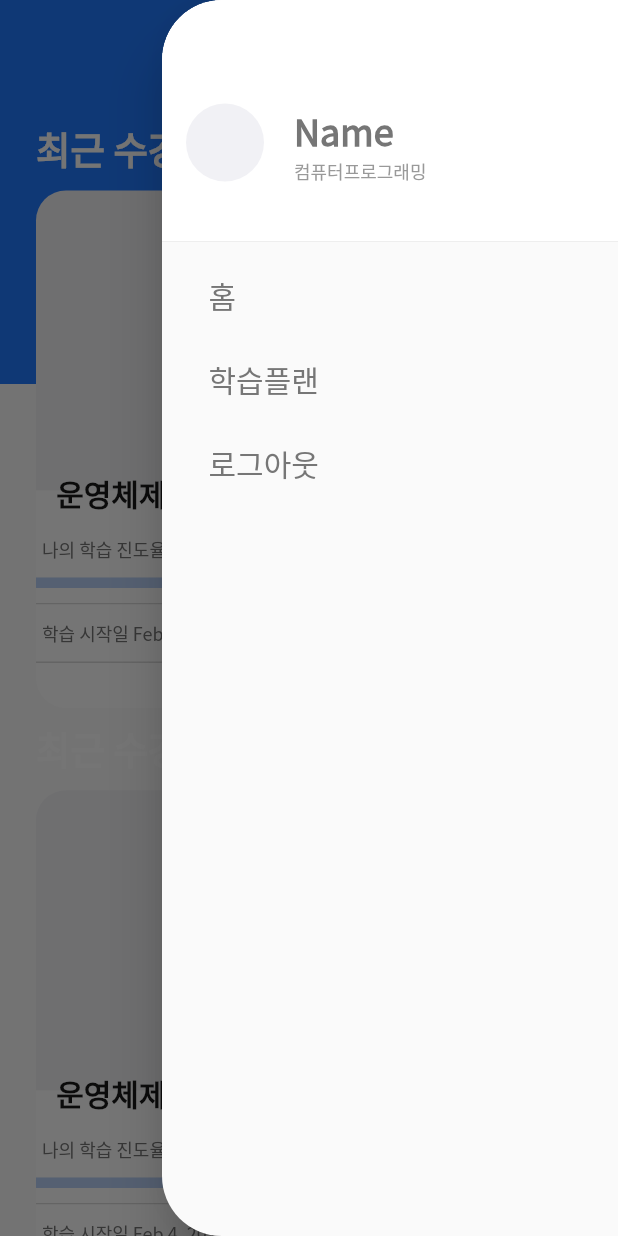
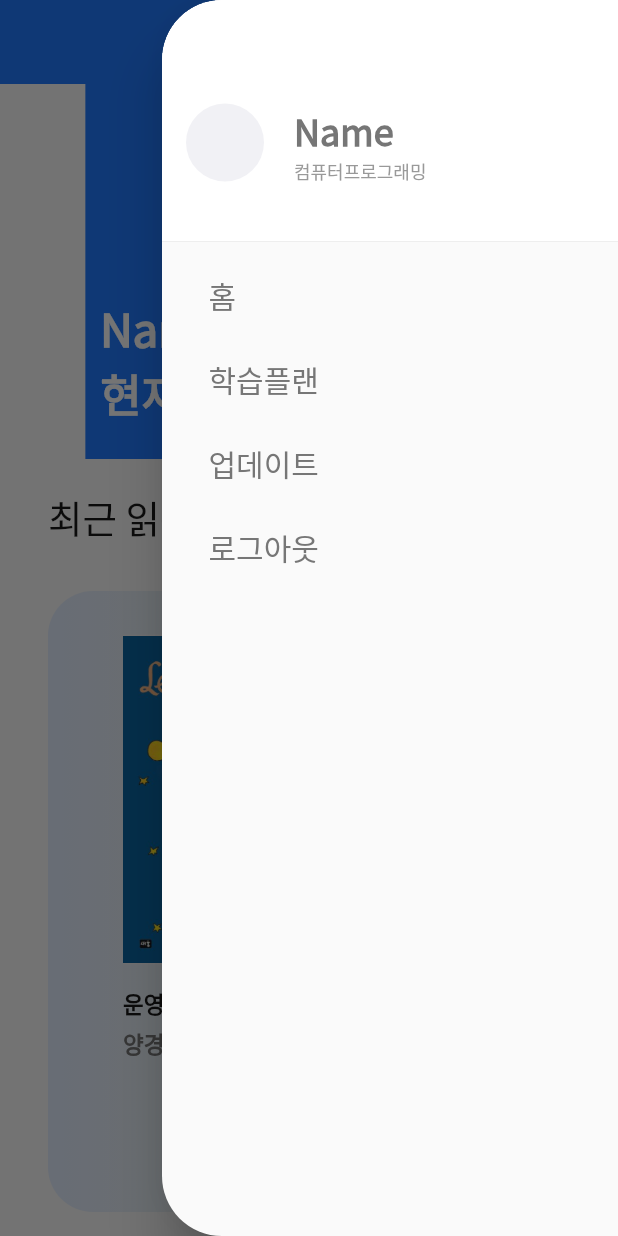
Before and after one commit to GSC2023-Reducer/phopes, a Flutter app: the StudentHomePage screen opened by its route, with the side drawer open, on a phone screen of 412 x 824 dp. Run offline on Flutter 3.47's test engine with Material 2 defaults, Android fonts, the light colour scheme and no system bars; drawn by our look-alikes of percent_indicator; our stand-ins replace firebase_auth, firebase_core, shared_preferences; accounts and stored records are empty; network calls fail.

Commit message:
윤지님 디자인 수정 사항 반영

```diff
--- a/lib/data/class.dart
+++ b/lib/data/book.dart
@@ -1,17 +1,19 @@
-class Class {
-  String className;
+class Book {
+  String bookName;
   bool finish;
   DateTime recentTime;
   String imagePath;
   double progress;
   DateTime startTime;
+  String author;
 
-  Class({
-    required this.className,
+  Book({
+    required this.bookName,
     required this.finish,
     required this.recentTime,
     required this.imagePath,
     required this.progress,
     required this.startTime,
+    required this.author,
   });
 }
--- a/lib/main.dart
+++ b/lib/main.dart
@@ -9,6 +9,7 @@ import 'package:firebase_core/firebase_core.dart';
 import 'package:provider/provider.dart';
 import 'firebase_options.dart';
 import 'models/auth_model.dart';
+import "update_page.dart";
 
 void main() async {
   WidgetsFlutterBinding.ensureInitialized();
@@ -33,6 +34,7 @@ class MyApp extends StatelessWidget {
           '/code': (context) => const CodeLoginPage(),
           '/study_plan': (context) => const StudyPlanPage(),
           '/book_detail_page': (context) => const BookDetailPage(),
+          '/update': (context) => const UpdatePage()
         },
       ),
     );
--- a/lib/models/sign_model.dart
+++ b/lib/models/sign_model.dart
@@ -1,6 +1,6 @@
 import 'package:flutter/material.dart';
 
-class RegisterModel extends ChangeNotifier {
+class SignModel extends ChangeNotifier {
   String email = "";
   String password = "";
   String passwordConfirm = "";
@@ -19,4 +19,5 @@ class RegisterModel extends ChangeNotifier {
     this.passwordConfirm = passwordConfirm;
     notifyListeners();
   }
+  // void setCode(String)
 }
--- a/lib/student_home_page.dart
+++ b/lib/student_home_page.dart
@@ -1,7 +1,7 @@
 import 'package:flutter/material.dart';
 import 'package:phopes/widgets/book_preview_card.dart';
 import 'package:phopes/widgets/student_home_drawer.dart';
-import 'data/class.dart';
+import 'data/book.dart';
 
 class StudentHomePage extends StatefulWidget {
   const StudentHomePage({super.key});
@@ -11,58 +11,65 @@ class StudentHomePage extends StatefulWidget {
 }
 
 class _StudentHomePage extends State<StudentHomePage> {
-  List<Class> classList = List.empty(growable: true);
+  List<Book> bookList = List.empty(growable: true);
   int maxIndex = 0;
   @override
   void initState() {
     super.initState();
     /* DB에 담겨야할 내용*/
-    classList.add(Class(
-        className: "인공지능",
+    bookList.add(Book(
+        bookName: "인공지능",
         finish: false,
         recentTime: DateTime.utc(2023, 2, 20),
-        imagePath: "repo/images/dog.png",
+        imagePath: "assets/images/littlePrince.jpg",
         progress: 0.7,
+        author: "김현우",
         startTime: DateTime.utc(2023, 2, 1)));
-    classList.add(Class(
-        className: "컴퓨터시스템설계",
+    bookList.add(Book(
+        bookName: "컴퓨터시스템설계",
         finish: false,
         recentTime: DateTime.utc(2023, 2, 19),
-        imagePath: "repo/images/dog.png",
+        imagePath: "assets/images/littlePrince.jpg",
         progress: 0.7,
+        author: "서태원",
         startTime: DateTime.utc(2023, 2, 2)));
-    classList.add(Class(
-        className: "데이터베이스",
+    bookList.add(Book(
+        bookName: "데이터베이스",
         finish: false,
         recentTime: DateTime.utc(2023, 2, 21),
-        imagePath: "repo/images/dog.png",
+        imagePath: "assets/images/littlePrince.jpg",
         progress: 0.7,
+        author: "정연돈",
         startTime: DateTime.utc(2023, 2, 3)));
-    classList.add(Class(
-        className: "운영체제",
+    bookList.add(Book(
+        bookName: "운영체제",
         finish: false,
         recentTime: DateTime.utc(2023, 2, 22),
-        imagePath: "repo/images/dog.png",
+        imagePath: "assets/images/littlePrince.jpg",
         progress: 0.7,
+        author: "양경식",
         startTime: DateTime.utc(2023, 2, 4)));
-    classList.add(Class(
-        className: "임베디드시스템",
+    bookList.add(Book(
+        bookName: "임베디드시스템",
         finish: false,
         recentTime: DateTime.utc(2023, 2, 17),
-        imagePath: "repo/images/dog.png",
+        imagePath: "assets/images/littlePrince.jpg",
         progress: 0.7,
+        author: "인호",
         startTime: DateTime.utc(2023, 2, 5)));
 
-    // 진우 FIXME: Class라는 클래스 이름은 예약어라서 헷갈릴 소지가 너무 큽니다. 책위젯이니 관련 이름으로 수정하는 게 좋을 것 같습니다.
+    // 진우 FIXME: book라는 클래스 이름은 예약어라서 헷갈릴 소지가 너무 큽니다. 책위젯이니 관련 이름으로 수정하는 게 좋을 것 같습니다.
 
-    classList.sort(
+    bookList.sort(
       (a, b) => b.recentTime.difference(a.recentTime).inMilliseconds,
     );
   }
 
   @override
   Widget build(BuildContext context) {
-    return Scaffold(
+    return MediaQuery(
+        data: MediaQuery.of(context).copyWith(textScaleFactor: 1.0),
+        child: Scaffold(
           appBar: AppBar(
               elevation: 0.0,
               backgroundColor: const Color(0xff2079FF),
@@ -76,40 +83,52 @@ class _StudentHomePage extends State<StudentHomePage> {
               leading: Container()),
           // 진우 : Drawer 위젯으로 뺐습니다.
           endDrawer: const StudentHomeDrawer(),
-      body: Stack(
+          body: Column(
             children: <Widget>[
               Container(
-            height: 200,
+                  height: 250,
                   decoration: const BoxDecoration(
                     color: Color(0xff2079FF),
-              borderRadius:
-                  BorderRadius.only(bottomRight: Radius.circular(100)),
                   ),
+                  child: Container(
+                      margin: EdgeInsets.fromLTRB(10, 140, 0, 0),
+                      child: Text("Name 님\n현재까지 6권 읽었어요!",
+                          textAlign: TextAlign.left,
+                          style: TextStyle(
+                              fontFamily: 'NotoSansKR',
+                              fontWeight: FontWeight.w700,
+                              color: Color(0xffFFFFFF),
+                              fontSize: 30)))),
+              Column(
+                children: [
+                  Container(
+                    margin: EdgeInsets.fromLTRB(32, 20, 0, 15),
+                    width: 500,
+                    child: Text("최근 읽은 책",
+                        textAlign: TextAlign.left,
+                        style: const TextStyle(
+                            fontFamily: 'NotoSansKR',
+                            fontWeight: FontWeight.w500,
+                            color: Color(0xff191919),
+                            fontSize: 25)),
                   ),
-          Center(
+                ],
+              ),
+              Expanded(
                 child: ListView.builder(
-              padding: const EdgeInsets.all(20),
-              itemCount: classList.length + 1,
+                  padding: EdgeInsets.all(16.0),
+                  scrollDirection: Axis.horizontal,
+                  itemCount: bookList.length + 1,
                   itemBuilder: (context, position) {
                     if (position == 0) {
-                  return GestureDetector(
-                    onTap: () {
-                      Navigator.of(context).pushNamed(
-                        '/book_detail_page',
-                        /*arguments: const BookDetailPage(
-                          bookId: '3bqdJxSYWZ25UNiN6pT0',
-                        ),*/
-                      );
-                    },
-                    child: BookPreviewCard(classList[0]),
-                  );
+                      return BookPreviewCard(bookList[0]);
                     }
-                return BookPreviewCard(classList[position - 1]);
+                    return BookPreviewCard(bookList[position - 1]);
                   },
                 ),
               )
             ],
           ),
-    );
+        ));
   }
 }
--- a/lib/widgets/book_preview_card.dart
+++ b/lib/widgets/book_preview_card.dart
@@ -1,122 +1,74 @@
 import 'package:flutter/material.dart';
 import 'package:intl/intl.dart';
 import 'package:percent_indicator/percent_indicator.dart';
-import 'package:phopes/data/class.dart';
+import 'package:phopes/data/book.dart';
 
 class BookPreviewCard extends StatelessWidget {
-  final Class singleBook;
+  final Book singleBook;
 
   const BookPreviewCard(this.singleBook, {super.key});
 
   @override
   Widget build(BuildContext context) {
-    return Card(
+    return Container(
+      height: 500,
+      margin: EdgeInsets.fromLTRB(16, 0, 16, 0),
+      width: 250,
+      decoration: BoxDecoration(
+        gradient: LinearGradient(
+            colors: [Color(0xffE2EDFF), Color(0xffF7F5E1)], stops: [0, 1]),
+        borderRadius: BorderRadius.all(Radius.circular(30)),
+      ),
+      child: Card(
         elevation: 0,
         color: Colors.transparent,
         surfaceTintColor: Colors.white,
         child: Column(
           children: <Widget>[
             Container(
-              padding: const EdgeInsets.only(bottom: 10),
-              color: Colors.transparent,
-              width: double.infinity,
-              child: const Text("최근 수강한 강의",
-                  textAlign: TextAlign.left,
-                  style: TextStyle(
-                      fontFamily: 'NotoSansKR',
-                      fontWeight: FontWeight.w700,
-                      color: Color(0xffFFFFFF),
-                      fontSize: 25))),
-          Container(
+              margin: EdgeInsets.only(top: 25),
               decoration: const BoxDecoration(
                 color: Color(0xffF1F1F5),
-              borderRadius: BorderRadius.only(
-                topLeft: Radius.circular(20),
-                topRight: Radius.circular(20),
               ),
-            ),
-            child: Image.asset(singleBook.imagePath, height: 200, width: 700),
+              child: Image.asset(singleBook.imagePath, height: 220, width: 150),
             ),
             Container(
-            color: Colors.white,
-            child: Container(
-                width: double.infinity,
-                transform: Matrix4.translationValues(0.0, -13.0, 0.0),
-                child: Text("   ${singleBook.className}",
+              width: 150,
+              margin: EdgeInsets.only(top: 15),
+              child: Row(
+                mainAxisAlignment: MainAxisAlignment.spaceBetween,
+                children: [
+                  Container(
+                    color: Colors.transparent,
+                    child: Text("${singleBook.bookName}",
                         textAlign: TextAlign.left,
                         style: const TextStyle(
                             fontFamily: 'NotoSansKR',
                             fontWeight: FontWeight.w700,
                             color: Color(0xff191919),
-                        fontSize: 20))),
+                            fontSize: 15)),
                   ),
-          Container(
-              padding: const EdgeInsets.only(bottom: 10, left: 4, right: 4),
-              color: Colors.white,
-              child: Row(
-                  mainAxisAlignment: MainAxisAlignment.spaceBetween,
-                  children: <Widget>[
-                    const Text("나의 학습 진도율",
-                        style: TextStyle(
-                            fontFamily: 'NotoSansKR',
-                            fontWeight: FontWeight.w500,
-                            color: Color(0xff767676),
-                            fontSize: 12)),
-                    Text("${singleBook.progress * 100}%",
-                        style: const TextStyle(
-                            fontFamily: 'NotoSansKR',
-                            fontWeight: FontWeight.w500,
-                            color: Color(0xff767676),
-                            fontSize: 12))
-                  ])),
-          Container(
-            padding: const EdgeInsets.only(bottom: 10),
-            color: Colors.white,
-            child: LinearPercentIndicator(
-              padding: EdgeInsets.zero,
-              percent: singleBook.progress,
-              lineHeight: 7,
-              backgroundColor: const Color(0xffF1F1F5),
-              progressColor: const Color(0x442079ff),
+                  Icon(
+                    Icons.play_circle_outline,
+                    color: Color(0xff707070),
+                    size: 20.0,
                   ),
-          ),
-          Container(
-              color: Colors.white,
-              child: Container(height: 1, color: const Color(0xffDBDBDB))),
-          Container(
-            padding:
-                const EdgeInsets.only(top: 10, bottom: 10, left: 4, right: 4),
-            color: Colors.white,
-            child: Row(
-              mainAxisAlignment: MainAxisAlignment.spaceBetween,
-              children: <Widget>[
-                Text(
-                    "학습 시작일 ${DateFormat.yMMMd('en_US').format(singleBook.startTime)}",
-                    style: const TextStyle(
-                        fontFamily: 'NotoSansKR',
-                        fontWeight: FontWeight.w500,
-                        color: Color(0xff767676),
-                        fontSize: 12)),
-                Text(
-                    "최근 학습일 ${DateFormat.yMMMd('en_US').format(singleBook.recentTime)}",
-                    style: const TextStyle(
-                        fontFamily: 'NotoSansKR',
-                        fontWeight: FontWeight.w500,
-                        color: Color(0xff2079FF),
-                        fontSize: 12)),
                 ],
               ),
             ),
             Container(
-              decoration: const BoxDecoration(
-                color: Colors.white,
-                borderRadius: BorderRadius.only(
-                    bottomLeft: Radius.circular(20),
-                    bottomRight: Radius.circular(20)),
+                margin: EdgeInsets.only(top: 5),
+                width: 150,
+                color: Colors.transparent,
+                child: Text("${singleBook.author}",
+                    textAlign: TextAlign.left,
+                    style: const TextStyle(
+                        fontFamily: 'NotoSansKR',
+                        fontWeight: FontWeight.w700,
+                        color: Color(0xff767676),
+                        fontSize: 15))),
+          ],
         ),
-              padding: const EdgeInsets.only(bottom: 30),
-              child: Container(height: 1, color: const Color(0xffDBDBDB))),
-        ],
       ),
     );
   }
--- a/lib/widgets/student_home_drawer.dart
+++ b/lib/widgets/student_home_drawer.dart
@@ -82,6 +82,19 @@ class StudentHomeDrawer extends StatelessWidget {
                   } /*학습플랜 창으로 넘어가기*/
                   )),
           Container(
+              margin: const EdgeInsets.fromLTRB(15, 0, 0, 0),
+              child: ListTile(
+                  title: const Text('업데이트',
+                      style: TextStyle(
+                          fontFamily: 'NotoSansKR',
+                          fontWeight: FontWeight.w500,
+                          color: Color(0xff767676),
+                          fontSize: 20)),
+                  onTap: () {
+                    Navigator.of(context).pushReplacementNamed('/update');
+                  } /*학습플랜 창으로 넘어가기*/
+                  )),
+          Container(
             margin: const EdgeInsets.fromLTRB(15, 0, 0, 0),
             child: ListTile(
                 title: const Text('로그아웃',
```
Also changed, not shown: lib/id_login_page.dart (+19 -10 lines), lib/sign_page.dart (+5 -5 lines), lib/update_page.dart (added, +91 -0 lines). Lines whose indentation alone changed are shown as unchanged.
